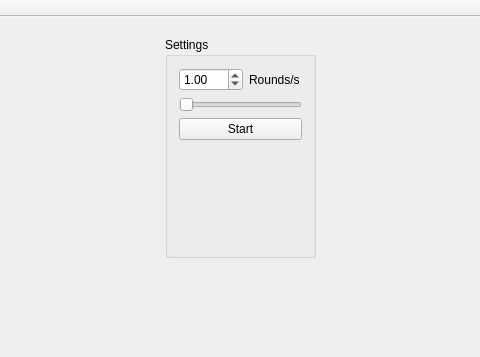
First picture: the form in src/mainwindow.ui, repository leo-gerv/game-of-life, before the edit; both pictures show x 85 to 565 and y 0 to 357 of the 822 by 357 pixel window.
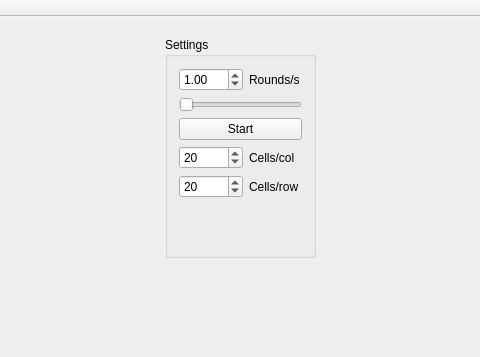
Second picture: the form after the edit.

Patch:
```diff
--- a/src/mainwindow.ui
+++ b/src/mainwindow.ui
@@ -66,7 +66,7 @@
        </property>
       </widget>
      </item>
-     <item row="3" column="0" colspan="2">
+     <item row="5" column="0" colspan="2">
       <spacer name="verticalSpacer">
        <property name="orientation">
         <enum>Qt::Vertical</enum>
@@ -86,6 +86,40 @@
        </property>
       </widget>
      </item>
+     <item row="3" column="1">
+      <widget class="QLabel" name="label_2">
+       <property name="text">
+        <string>Cells/col</string>
+       </property>
+      </widget>
+     </item>
+     <item row="4" column="1">
+      <widget class="QLabel" name="label_3">
+       <property name="text">
+        <string>Cells/row</string>
+       </property>
+      </widget>
+     </item>
+     <item row="3" column="0">
+      <widget class="QSpinBox" name="colSpin">
+       <property name="minimum">
+        <number>5</number>
+       </property>
+       <property name="value">
+        <number>20</number>
+       </property>
+      </widget>
+     </item>
+     <item row="4" column="0">
+      <widget class="QSpinBox" name="rowSpin">
+       <property name="minimum">
+        <number>5</number>
+       </property>
+       <property name="value">
+        <number>20</number>
+       </property>
+      </widget>
+     </item>
     </layout>
    </widget>
   </widget>
```
